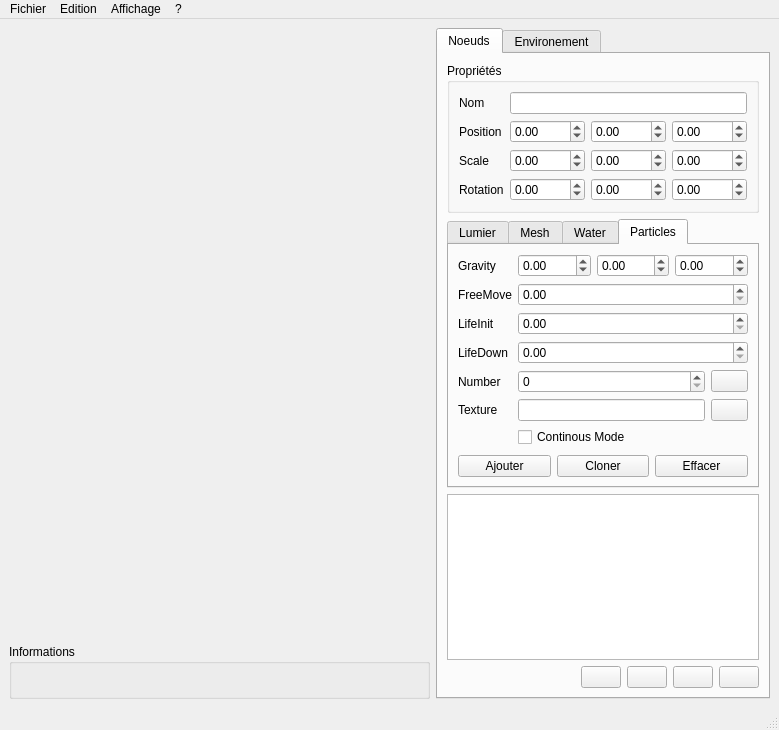
Above: sources/interface.ui from b4n92uid/theball-editor before the change. Below: the same form after it.
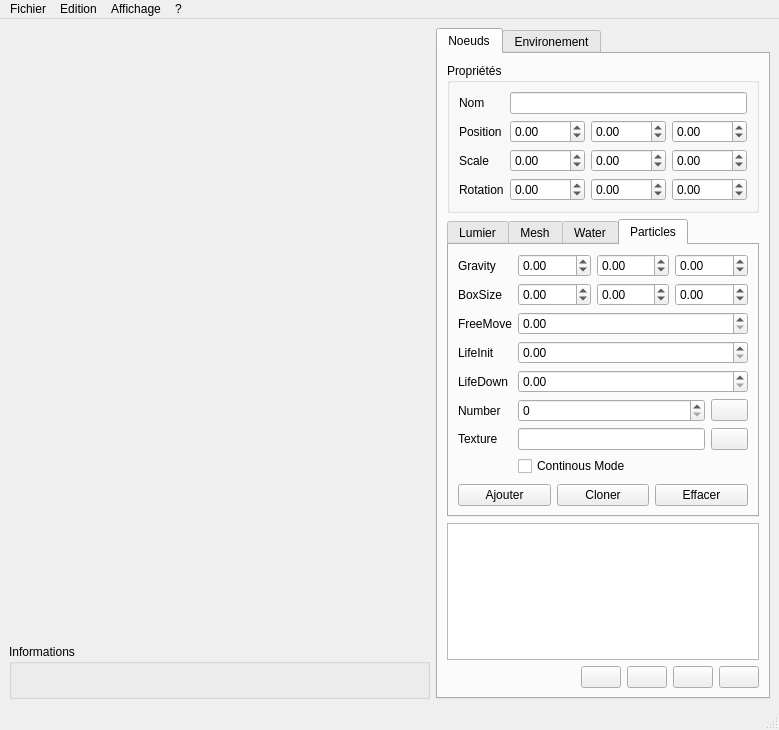
That is the form after the change. The open tabs and pages were chosen to show the change. Icons and pictures are not drawn. Custom widgets are drawn as their Qt base class.

Commit message: Fix: boxSize field in particles tab

What changed in the file:
```diff
--- a/sources/interface.ui
+++ b/sources/interface.ui
@@ -689,56 +689,56 @@
                  </item>
                 </layout>
                </item>
-               <item row="1" column="0">
+               <item row="2" column="0">
                 <widget class="QLabel" name="label_21">
                  <property name="text">
                   <string>FreeMove</string>
                  </property>
                 </widget>
                </item>
-               <item row="1" column="1">
+               <item row="2" column="1">
                 <widget class="QDoubleSpinBox" name="node_particles_freemove">
                  <property name="singleStep">
                   <double>0.100000000000000</double>
                  </property>
                 </widget>
                </item>
-               <item row="2" column="0">
+               <item row="3" column="0">
                 <widget class="QLabel" name="label_23">
                  <property name="text">
                   <string>LifeInit</string>
                  </property>
                 </widget>
                </item>
-               <item row="2" column="1">
+               <item row="3" column="1">
                 <widget class="QDoubleSpinBox" name="node_particles_lifeinit">
                  <property name="singleStep">
                   <double>0.100000000000000</double>
                  </property>
                 </widget>
                </item>
-               <item row="3" column="0">
+               <item row="4" column="0">
                 <widget class="QLabel" name="label_24">
                  <property name="text">
                   <string>LifeDown</string>
                  </property>
                 </widget>
                </item>
-               <item row="4" column="0">
+               <item row="5" column="0">
                 <widget class="QLabel" name="label_25">
                  <property name="text">
                   <string>Number</string>
                  </property>
                 </widget>
                </item>
-               <item row="5" column="0">
+               <item row="6" column="0">
                 <widget class="QLabel" name="label_26">
                  <property name="text">
                   <string>Texture</string>
                  </property>
                 </widget>
                </item>
-               <item row="5" column="1">
+               <item row="6" column="1">
                 <layout class="QHBoxLayout" name="horizontalLayout_23" stretch="5,1">
                  <item>
                   <widget class="QLineEdit" name="node_particles_texture"/>
@@ -762,21 +762,21 @@
                  </item>
                 </layout>
                </item>
-               <item row="6" column="1">
+               <item row="7" column="1">
                 <widget class="QCheckBox" name="node_particles_continousmide">
                  <property name="text">
                   <string>Continous Mode</string>
                  </property>
                 </widget>
                </item>
-               <item row="3" column="1">
+               <item row="4" column="1">
                 <widget class="QDoubleSpinBox" name="node_particles_lifedown">
                  <property name="singleStep">
                   <double>0.100000000000000</double>
                  </property>
                 </widget>
                </item>
-               <item row="4" column="1">
+               <item row="5" column="1">
                 <layout class="QHBoxLayout" name="horizontalLayout" stretch="5,1">
                  <item>
                   <widget class="QSpinBox" name="node_particles_number">
@@ -804,6 +804,47 @@
                  </item>
                 </layout>
                </item>
+               <item row="1" column="0">
+                <widget class="QLabel" name="label_30">
+                 <property name="text">
+                  <string>BoxSize</string>
+                 </property>
+                </widget>
+               </item>
+               <item row="1" column="1">
+                <layout class="QHBoxLayout" name="horizontalLayout_27">
+                 <item>
+                  <widget class="QDoubleSpinBox" name="node_particles_boxsize_x">
+                   <property name="minimum">
+                    <double>-99.000000000000000</double>
+                   </property>
+                   <property name="singleStep">
+                    <double>0.100000000000000</double>
+                   </property>
+                  </widget>
+                 </item>
+                 <item>
+                  <widget class="QDoubleSpinBox" name="node_particles_boxsize_y">
+                   <property name="minimum">
+                    <double>-99.000000000000000</double>
+                   </property>
+                   <property name="singleStep">
+                    <double>0.100000000000000</double>
+                   </property>
+                  </widget>
+                 </item>
+                 <item>
+                  <widget class="QDoubleSpinBox" name="node_particles_boxsize_z">
+                   <property name="minimum">
+                    <double>-99.000000000000000</double>
+                   </property>
+                   <property name="singleStep">
+                    <double>0.100000000000000</double>
+                   </property>
+                  </widget>
+                 </item>
+                </layout>
+               </item>
               </layout>
              </widget>
             </item>
```
Left out of the diff: 27 changed lines with no effect on the pictures. The commit also changes 4 other files.
